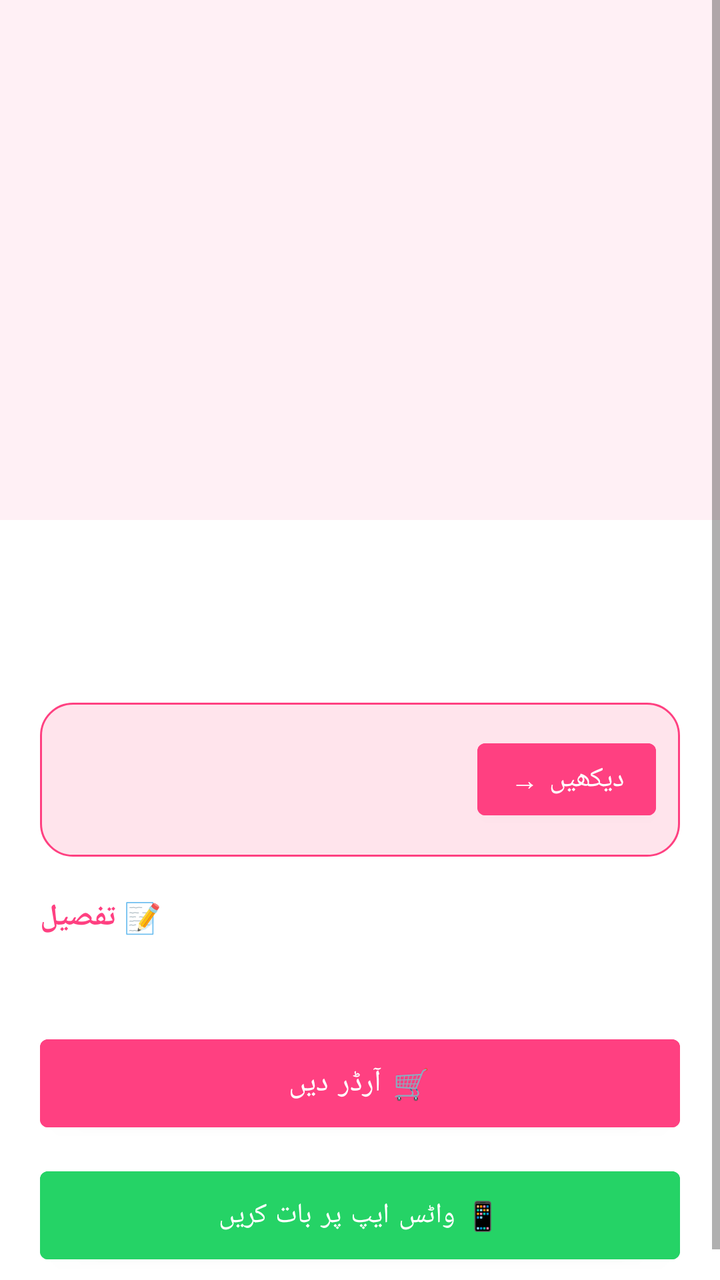
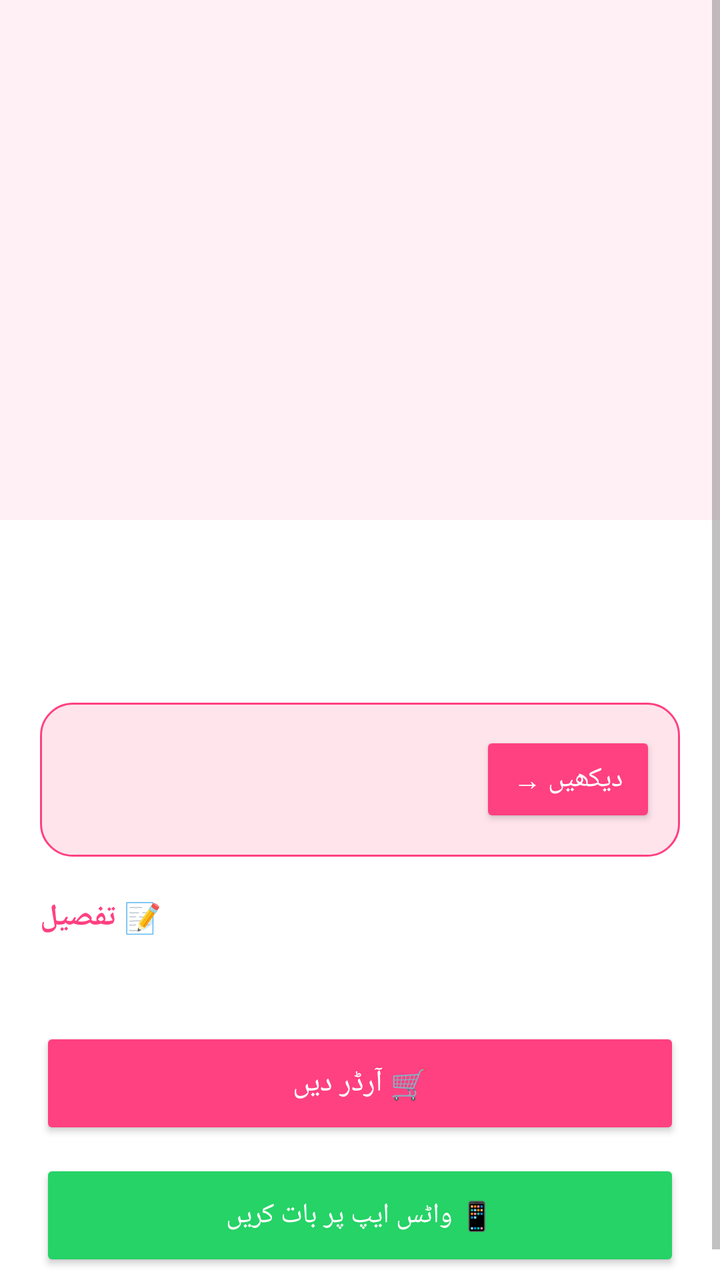

Compare the two renders of this Android layout. The source of the first and the diff that turns it into the second are given below.
<!-- AndroidManifest.xml: application theme Theme.SheEmpower -->
<!-- res/layout/activity_product_detail.xml -->
<?xml version="1.0" encoding="utf-8"?>
<ScrollView xmlns:android="http://schemas.android.com/apk/res/android"
    android:layout_width="match_parent" android:layout_height="match_parent" android:background="#FFFFFF">
    <LinearLayout android:layout_width="match_parent" android:layout_height="wrap_content" android:orientation="vertical">

        <ImageView android:id="@+id/ivProduct"
            android:layout_width="match_parent" android:layout_height="260dp" android:scaleType="centerCrop" android:background="#FFF0F5" />

        <LinearLayout android:layout_width="match_parent" android:layout_height="wrap_content" android:orientation="vertical" android:padding="20dp">

            <TextView android:id="@+id/tvProductName" android:layout_width="match_parent" android:layout_height="wrap_content"
                android:textSize="20sp" android:textStyle="bold" android:textColor="#333333" />

            <TextView android:id="@+id/tvProductPrice" android:layout_width="match_parent" android:layout_height="wrap_content"
                android:textSize="18sp" android:textColor="#FF4081" android:textStyle="bold" android:layout_marginTop="4dp" />

            <LinearLayout android:layout_width="match_parent" android:layout_height="wrap_content" android:orientation="horizontal"
                android:background="@drawable/bg_rounded_pink" android:padding="12dp" android:layout_marginTop="16dp" android:gravity="center_vertical">
                <LinearLayout android:layout_width="0dp" android:layout_height="wrap_content" android:layout_weight="1" android:orientation="vertical">
                    <TextView android:id="@+id/tvSellerName" android:layout_width="wrap_content" android:layout_height="wrap_content" android:textStyle="bold" android:textSize="15sp" />
                    <TextView android:id="@+id/tvSellerMeta" android:layout_width="wrap_content" android:layout_height="wrap_content" android:textColor="#777777" android:textSize="12sp" />
                    <TextView android:id="@+id/tvSellerRating" android:layout_width="wrap_content" android:layout_height="wrap_content" android:textColor="#FFA000" android:textSize="12sp" />
                </LinearLayout>
                <Button android:id="@+id/btnViewSeller" android:layout_width="wrap_content" android:layout_height="wrap_content"
                    android:text="دیکھیں →" android:backgroundTint="#FF4081" android:textColor="#FFFFFF" />
            </LinearLayout>

            <TextView android:layout_width="wrap_content" android:layout_height="wrap_content"
                android:text="📝 تفصیل" android:textStyle="bold" android:textSize="15sp" android:textColor="#FF4081" android:layout_marginTop="20dp" />

            <TextView android:id="@+id/tvDescription" android:layout_width="match_parent" android:layout_height="wrap_content"
                android:textColor="#666666" android:layout_marginTop="6dp" />

            <Button android:id="@+id/btnPlaceOrder" android:layout_width="match_parent" android:layout_height="56dp"
                android:text="🛒 آرڈر دیں" android:textSize="15sp" android:backgroundTint="#FF4081" android:textColor="#FFFFFF" android:layout_marginTop="20dp" />

            <Button android:id="@+id/btnWhatsApp" android:layout_width="match_parent" android:layout_height="56dp"
                android:text="📱 واٹس ایپ پر بات کریں" android:textSize="14sp" android:backgroundTint="#25D366" android:textColor="#FFFFFF" android:layout_marginTop="10dp" />

        </LinearLayout>
    </LinearLayout>
</ScrollView>
<!-- resources referenced by this layout -->
<resources>
  <!-- drawable bg_rounded_pink (drawable) -->
  <?xml version="1.0" encoding="utf-8"?>
  <shape xmlns:android="http://schemas.android.com/apk/res/android">
      <solid android:color="#FFE4EC" />
      <stroke android:width="1dp" android:color="#FF4081" />
      <corners android:radius="16dp" />
  </shape>
  <style name="Theme.SheEmpower" parent="Theme.MaterialComponents.DayNight.NoActionBar">
  
          <item name="colorPrimary">@color/primary_pink</item>
          <item name="colorPrimaryVariant">@color/primary_pink</item>
          <item name="colorOnPrimary">@android:color/white</item>
  
          <item name="android:statusBarColor">@color/primary_pink</item>
          <item name="android:windowBackground">@android:color/white</item>
  
          <item name="android:navigationBarColor">@android:color/white</item>
  
      </style>
  <color name="primary_pink">#FF4081</color>
</resources>

<!-- the commit's change to res/layout/activity_product_detail.xml (unified diff, before → after) -->
@@ -1,7 +1,9 @@
 <?xml version="1.0" encoding="utf-8"?>
 <ScrollView xmlns:android="http://schemas.android.com/apk/res/android"
     android:layout_width="match_parent" android:layout_height="match_parent" android:background="#FFFFFF">
-    <LinearLayout android:layout_width="match_parent" android:layout_height="wrap_content" android:orientation="vertical">
+    <LinearLayout android:layout_width="match_parent" android:layout_height="wrap_content"
+        android:background="?android:attr/windowBackground"
+        android:orientation="vertical">
 
         <ImageView android:id="@+id/ivProduct"
             android:layout_width="match_parent" android:layout_height="260dp" android:scaleType="centerCrop" android:background="#FFF0F5" />
<!-- resource entries referenced after the edit -->
@@ -7,18 +7,33 @@
       <stroke android:width="1dp" android:color="#FF4081" />
       <corners android:radius="16dp" />
   </shape>
-  <style name="Theme.SheEmpower" parent="Theme.MaterialComponents.DayNight.NoActionBar">
+  <style name="Theme.SheEmpower" parent="Theme.AppCompat.Light">
+      
+      <item name="colorPrimary">#FF4081</item>
+      <item name="colorPrimaryDark">#C2185B</item>
+      <item name="colorAccent">#FF4081</item>
+      <item name="android:windowBackground">@color/bg_light</item>
+      <item name="android:textColorPrimary">@color/text_light</item>
   
-          <item name="colorPrimary">@color/primary_pink</item>
-          <item name="colorPrimaryVariant">@color/primary_pink</item>
-          <item name="colorOnPrimary">@android:color/white</item>
+      
+      <item name="android:windowBackground">@color/white</item>
+      <item name="android:colorBackground">@color/white</item>
   
-          <item name="android:statusBarColor">@color/primary_pink</item>
-          <item name="android:windowBackground">@android:color/white</item>
+      
+      <item name="android:textColorPrimary">@color/text_dark</item>
+      <item name="android:textColorSecondary">@color/text_gray</item>
   
-          <item name="android:navigationBarColor">@android:color/white</item>
-  
-      </style>
-  <color name="primary_pink">#FF4081</color>
+      
+      <item name="android:actionBarStyle">@style/ActionBar.Styled</item>
+  </style>
+  <color name="bg_light">#FFFFFF</color>
+  <color name="text_light">#333333</color>
+  <color name="white">#FFFFFF</color>
+  <color name="text_dark">#333333</color>
+  <color name="text_gray">#888888</color>
+  <style name="ActionBar.Styled" parent="Widget.AppCompat.ActionBar">
+  <item name="android:background">@color/white</item>
+  <item name="android:textColorPrimary">@color/text_dark</item>
+  </style>
 </resources>
 
